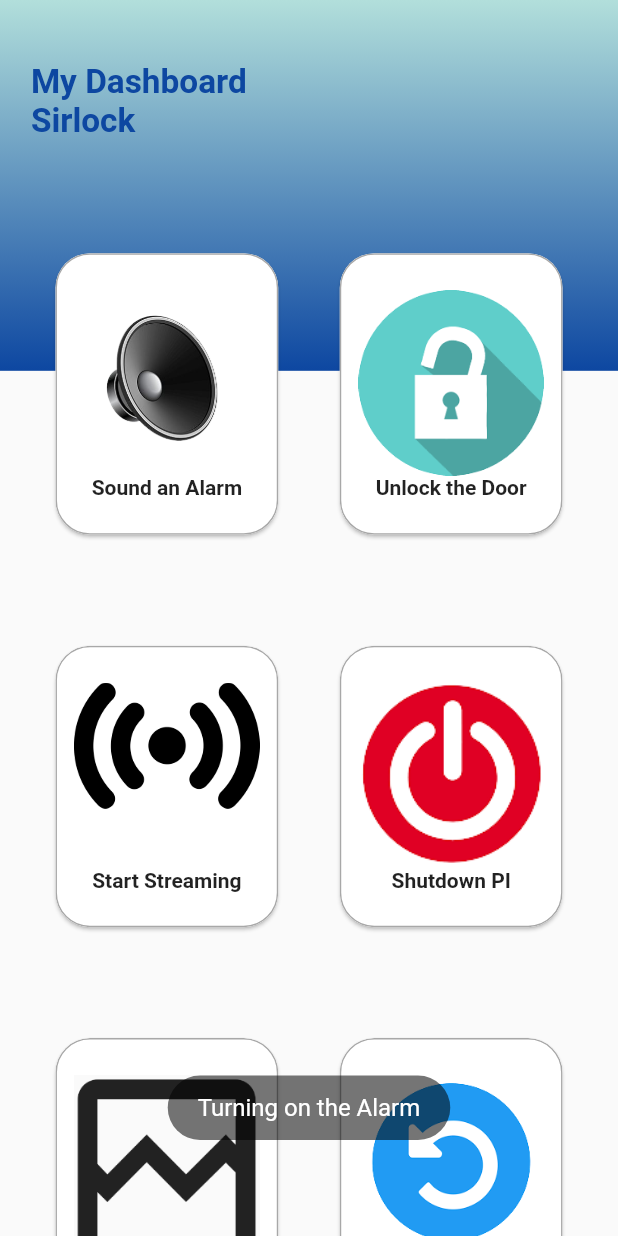
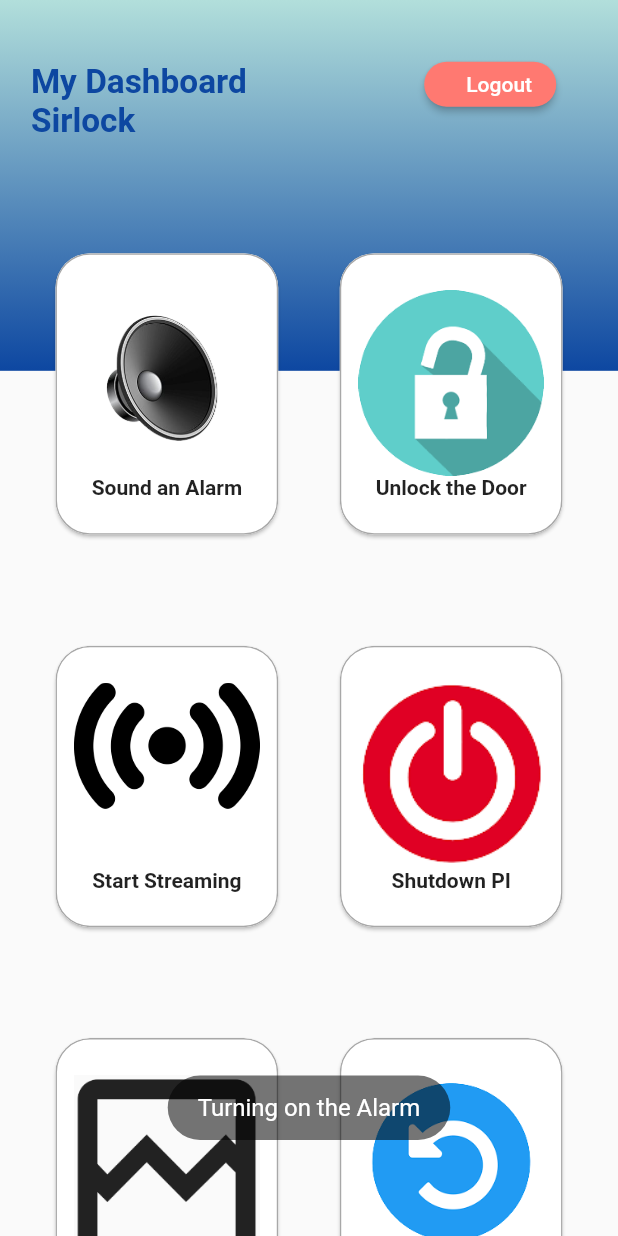
Before and after one commit to KeerjainSH/SirLock, a Flutter app: the screen it shows once a user with an empty profile is signed in, after a tap on "Sound an Alarm", on a phone screen of 412 x 824 dp. Run offline on Flutter 3.47's test engine with Material 2 defaults, Android fonts, the light colour scheme and no system bars; our stand-ins replace cloud_firestore, firebase_auth, firebase_core, firebase_storage, flutter_signin_button, fluttertoast and 3 more; accounts and stored records are empty; project files that could hold a hidden picture were left out.

Commit message:
add logout

```diff
--- a/sirlock/lib/pages/dashboard/dashboard_page.dart
+++ b/sirlock/lib/pages/dashboard/dashboard_page.dart
@@ -1,20 +1,27 @@
 import 'package:firebase_auth/firebase_auth.dart';
 import 'package:flutter/material.dart';
+import 'package:provider/provider.dart';
+import 'package:sirlock/pages/dashboard/widget/logoutBtn_widget.dart';
 import 'package:sirlock/pages/login/login_page.dart';
 import 'package:sirlock/pages/shared_widget/background_widget.dart';
 import 'package:sirlock/pages/dashboard/widget/menu_widget.dart';
 import 'package:sirlock/pages/shared_widget/header_widget.dart';
+import 'package:sirlock/services/auth_service.dart';
 
-class Dashboard extends StatefulWidget {
-  @override
-  _DashboardState createState() => _DashboardState();
-}
+class Dashboard extends StatelessWidget {
+  const Dashboard({Key? key}) : super(key: key);
 
-class _DashboardState extends State<Dashboard> {
   @override
   Widget build(BuildContext context) {
     return Scaffold(
-      body: StreamBuilder(
+        body: ChangeNotifierProvider(
+      create: (context) => Auth(),
+      child: _streamBuilder(),
+    ));
+  }
+
+  StreamBuilder _streamBuilder() {
+    return StreamBuilder(
       stream: FirebaseAuth.instance.authStateChanges(),
       builder: (context, snapshot) {
         if (snapshot.connectionState == ConnectionState.waiting) {
@@ -25,12 +32,10 @@ class _DashboardState extends State<Dashboard> {
           return Login();
         }
       },
-      ),
     );
   }
 
   Widget _layout(BuildContext context) {
-    final name = FirebaseAuth.instance.currentUser!.displayName;
     return Stack(
       children: [
         const Background(),
@@ -40,6 +45,7 @@ class _DashboardState extends State<Dashboard> {
             const GridMenu(),
           ],
         ),
+        LogoutBtn(),
       ],
     );
   }
--- /dev/null
+++ b/sirlock/lib/pages/dashboard/widget/logoutBtn_widget.dart
@@ -0,0 +1,36 @@
+import 'package:flutter/material.dart';
+import 'package:flutter_signin_button/flutter_signin_button.dart';
+import 'package:provider/provider.dart';
+import 'package:sirlock/services/auth_service.dart';
+import 'package:sirlock/services/dimension_service.dart';
+
+class LogoutBtn extends StatelessWidget {
+  const LogoutBtn({
+    Key? key,
+  }) : super(key: key);
+
+  @override
+  Widget build(BuildContext context) {
+    return Padding(
+      padding: EdgeInsets.fromLTRB(
+          0, getScreenHeight(context, 5), getScreenHeight(context, 5), 0),
+      child: Container(
+        alignment: Alignment.topRight,
+        height: 30,
+        child: SignInButtonBuilder(
+          innerPadding: const EdgeInsets.all(0),
+          width: 80,
+          shape: RoundedRectangleBorder(
+            borderRadius: BorderRadius.circular(100),
+          ),
+          text: 'Logout',
+          onPressed: () {
+            final provider = Provider.of<Auth>(context, listen: false);
+            provider.googleLogout();
+          },
+          backgroundColor: Color(0xffFF7971),
+        ),
+      ),
+    );
+  }
+}
--- a/sirlock/lib/pages/login/login_page.dart
+++ b/sirlock/lib/pages/login/login_page.dart
@@ -1,8 +1,6 @@
 import 'package:flutter/material.dart';
 import 'package:sirlock/pages/login/widget/googlebtn_widget.dart';
-import 'package:sirlock/services/auth_service.dart';
 import 'package:sirlock/services/dimension_service.dart';
-import 'package:provider/provider.dart';
 
 class Login extends StatelessWidget {
   const Login({Key? key}) : super(key: key);
@@ -13,9 +11,7 @@ class Login extends StatelessWidget {
   }
 
   Widget _layout(BuildContext context) {
-    return ChangeNotifierProvider(
-      create: (context) => Auth(),
-      child: Center(
+    return Center(
       child: Column(
         mainAxisAlignment: MainAxisAlignment.center,
         children: [
@@ -32,7 +28,6 @@ class Login extends StatelessWidget {
           )
         ],
       ),
-      ),
     );
   }
 }
--- a/sirlock/lib/services/auth_service.dart
+++ b/sirlock/lib/services/auth_service.dart
@@ -25,4 +25,9 @@ class Auth extends ChangeNotifier {
 
     notifyListeners();
   }
+
+  Future googleLogout() async {
+    await googleSignIn.disconnect();
+    FirebaseAuth.instance.signOut();
+  }
 }
```
Lines whose indentation alone changed are shown as unchanged.
